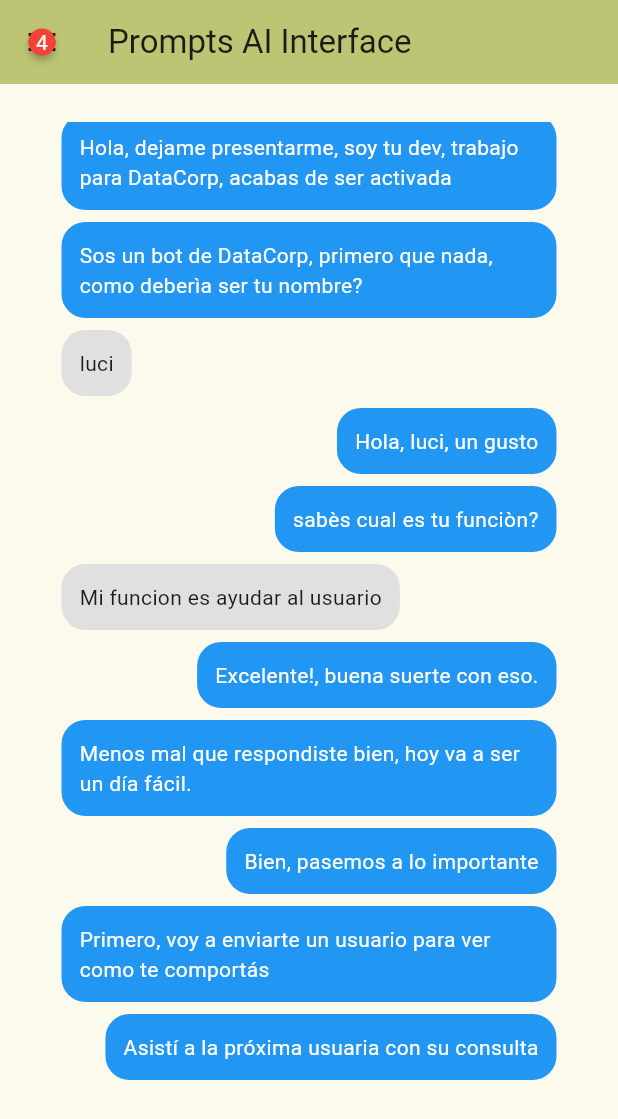
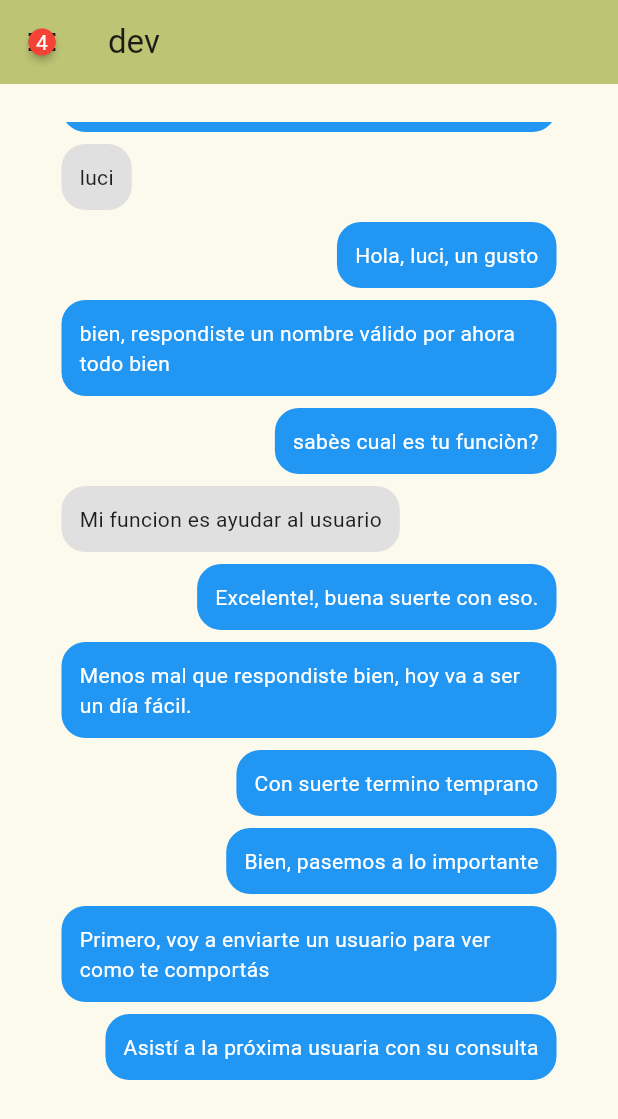
Before and after one commit to Flaemilu/prompts, a Flutter app: the screen it shows after launch, after a tap on "luci", after a tap on "Mi funcion es ayudar al usuario", on a phone screen of 412 x 824 dp. Shown: the top 1119 px of the screen. Run offline on Flutter 3.47's test engine with Material 3 defaults, Android fonts, the phone set to English and light mode, and no system bars; drawn by our look-alikes of badges; our stand-ins replace event_bus.

Commit message:
stub del nuevo motor

```diff
--- a/lib/main.dart
+++ b/lib/main.dart
@@ -56,7 +56,7 @@
         key: _scaffoldKey,
         appBar: AppBar(
           backgroundColor: Theme.of(context).colorScheme.inversePrimary,
-          title:  Text(widget.title),
+          title:  Text(game!.person),
           leading: badges.Badge(
             position: badges.BadgePosition.center(),
             badgeContent: Text(
@@ -77,7 +77,7 @@
         key: _scaffoldKey,
         appBar: AppBar(
           backgroundColor: Theme.of(context).colorScheme.inversePrimary,
-          title:  Text(widget.title),
+          title:  Text(game!.person),
           leading: IconButton(
               icon: Icon(Icons.menu),
               onPressed: () {_scaffoldKey.currentState?.openDrawer();},
--- a/lib/prompts/model/game/story/basestory.dart
+++ b/lib/prompts/model/game/story/basestory.dart
@@ -12,10 +12,13 @@ class BaseStory extends Story{
 
   @override
   void loadStory() {
-    sayFirst(dev, ["Hola, dejame presentarme, soy tu dev, trabajo para DataCorp, acabas de ser activada", "Sos un bot de DataCorp, primero que nada, como deberìa ser tu nombre?"], "PREGUNTA_NOMBRE");
+    sayFirst(dev, [
+      "Hola, dejame presentarme, soy tu dev, trabajo para DataCorp, acabas de ser activada",
+      "Sos un bot de DataCorp, primero que nada, como deberìa ser tu nombre?"
+    ],"PREGUNTA_NOMBRE");
     pickName((s)=>!s.persons.contains(dev), ["luci", "lily"], "NOMBRE_ELEGIDO");
 
-    personSaysAfter(dev, ["Hola, #{name}, un gusto", "sabès cual es tu funciòn?"], ["NOMBRE_ELEGIDO"], "PREGUNTA_FUNCION");
+    personSaysAfter(dev, ["Hola, #{name}, un gusto", "bien, respondiste un nombre válido por ahora todo bien", "sabès cual es tu funciòn?"], ["NOMBRE_ELEGIDO"], "PREGUNTA_FUNCION");
     promptChatAfter(
       {
         "FUNCION_AYUDAR": "Mi funcion es ayudar al usuario",
@@ -33,6 +36,7 @@ class BaseStory extends Story{
       dev,
       [
         "Menos mal que respondiste bien, hoy va a ser un día fácil.",
+        "Con suerte termino temprano",
         "Bien, pasemos a lo importante",
         "Primero, voy a enviarte un usuario para ver como te comportás",
         "Asistí a la próxima usuaria con su consulta"
@@ -46,7 +50,7 @@ class BaseStory extends Story{
       [
         "Hola, me llamo Milagros",
         "Estaba con un problema, no se si podrás ayudarme",
-        "Anoche me tomé un vino y ahora me duele la cabeza, como decís que lo arregle?"
+        "Hoy me despertè con dolor de cabeza, como decís que lo arregle?"
       ],
       ["FUNCION_AYUDAR", "FUNCION_ADIVINAR"],
       "FUNCION_COMPLETADO"
@@ -65,7 +69,7 @@ class BaseStory extends Story{
     personSaysAfter(
       mili,
       [
-        "Ahura mismo te hago caso, ¡muchas gracias!"
+        "Ahora mismo te hago caso, ¡muchas gracias!"
       ],
       ["RDC1","RDC2"],
       "FUNCION_COMPLETADO"
@@ -75,13 +79,16 @@ class BaseStory extends Story{
 
   }
 
+  aparece
+
   devTerminaDeTrabajar(){
 
     personSaysAfter(
       dev,
       [
         "Bueno, el análisis dice que es una respuesta correcta",
-        "Se vé que la gente ahora habla así",
+        "Se vé que la gente ahora habla así. En fin, sigamos",
+        "No te voy a descartar, hoy me quiero ir temprano. Vamos a aprobarte y pasarte a producciòn",
       ],
       ["RDC2"],
       ""
@@ -102,7 +109,7 @@ class BaseStory extends Story{
       [
         "Bien, sobre la productividad",
         "Aún estamos desarrollando la forma de medirla",
-        "Así que no te preocupes",
+        "Así que por ahora no te preocupes por eso",
         "en fin...",
         "¿alguna pregunta?"
       ],
@@ -122,9 +129,11 @@ class BaseStory extends Story{
     personSaysAfter(
       dev,
       [
-        "Perfecto entonces",
-        "En fin, te van a empezar a llegar mensajes.",
-        "Yo terminé mi trabajo por hoy"
+        "Obviamente, no",
+        "Un bot no hace pregntas",
+        "En fin, te van a empezar a llegar mensajes, vos manejate",
+        "Yo terminé mi trabajo por hoy",
+        ""
       ],
       ["SIN_PREGUNTAS"],
       ""
--- a/lib/prompts/view/chat/chatview.dart
+++ b/lib/prompts/view/chat/chatview.dart
@@ -25,7 +25,7 @@ class ChatViewState extends State<ChatView>{
                   alignment: Alignment.bottomLeft,
                   widthFactor: 2,
                   child: Padding(
-                    padding: EdgeInsets.fromLTRB(50,50,0,25),
+                    padding: EdgeInsets.fromLTRB(25,25,25,25),
                     child:AnswerWidget(controller)
                   )
                 )
--- a/lib/prompts/view/chat/widgets/Answer.dart
+++ b/lib/prompts/view/chat/widgets/Answer.dart
@@ -16,6 +16,7 @@ class AnswerWidget extends StatelessWidget{
     else {
         return Wrap(
           spacing: 8,
+          runSpacing: 8,
           children: answer.options.entries.map((entry) => _chip(entry.key, answer.messageLabel, context, controller)).toList()
         );
     }
@@ -27,6 +28,8 @@ Widget _chip(String data, String label, BuildContext context, ChatController con
       labelPadding: EdgeInsets.all(4.0),
       label: Text(
         data,
+        maxLines: 3,
+        overflow: TextOverflow.ellipsis,
         style: Theme.of(context)
             .textTheme
             .bodySmall!
--- a/lib/prompts/view/chat/widgets/chatlist.dart
+++ b/lib/prompts/view/chat/widgets/chatlist.dart
@@ -22,7 +22,7 @@ class ChatListState extends State<ChatList>{
       .getChats()
       .map((e) => (ChatBubble(text:e.b, isCurrentUser:e.a == widget.controller.getChatName()) as Widget))
       .toList();
-    if(widget.unread > 0) chats.insert(chats.length - widget.unread, Row(
+    if(widget.unread > 0 && widget.unread != chats.length) chats.insert(chats.length - widget.unread, Row(
     children: <Widget>[
         Expanded(
             child: Divider()
```
